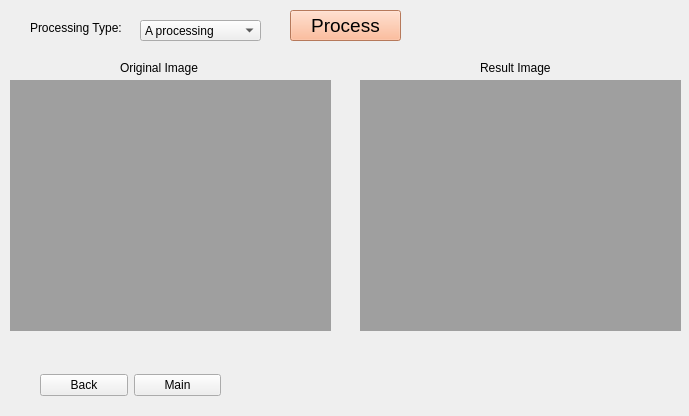
The window that s1.ui (khaleddallah/PulseProject) describes before a commit, drawn with Qt 5.
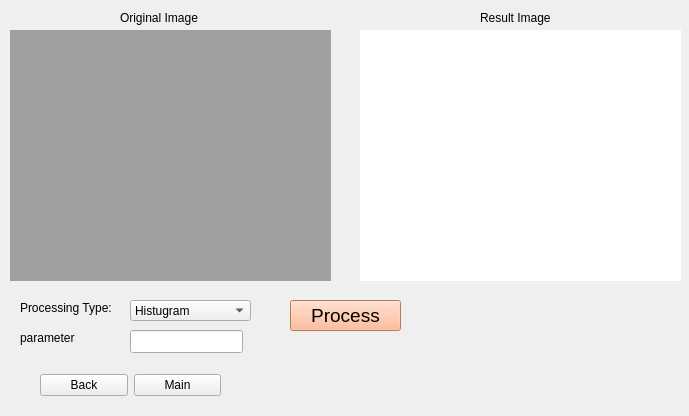
The same window after the commit. The open tabs and pages were chosen to show the change.

The edit to the form file:
```diff
--- a/s1.ui
+++ b/s1.ui
@@ -1509,7 +1509,7 @@
     <property name="geometry">
      <rect>
       <x>290</x>
-      <y>10</y>
+      <y>300</y>
       <width>111</width>
       <height>31</height>
      </rect>
@@ -1529,15 +1529,15 @@
    <widget class="QComboBox" name="ProcessingTpyeCombo8">
     <property name="geometry">
      <rect>
-      <x>140</x>
-      <y>20</y>
+      <x>130</x>
+      <y>300</y>
       <width>121</width>
       <height>21</height>
      </rect>
     </property>
     <item>
      <property name="text">
-      <string>A processing</string>
+      <string>Histugram</string>
      </property>
     </item>
     <item>
@@ -1549,8 +1549,8 @@
    <widget class="QLabel" name="ProcessingType8">
     <property name="geometry">
      <rect>
-      <x>30</x>
-      <y>20</y>
+      <x>20</x>
+      <y>300</y>
       <width>101</width>
       <height>16</height>
      </rect>
@@ -1563,7 +1563,7 @@
     <property name="geometry">
      <rect>
       <x>120</x>
-      <y>60</y>
+      <y>10</y>
       <width>91</width>
       <height>16</height>
      </rect>
@@ -1576,7 +1576,7 @@
     <property name="geometry">
      <rect>
       <x>480</x>
-      <y>60</y>
+      <y>10</y>
       <width>91</width>
       <height>16</height>
      </rect>
@@ -1615,7 +1615,7 @@
     <property name="geometry">
      <rect>
       <x>10</x>
-      <y>80</y>
+      <y>30</y>
       <width>321</width>
       <height>251</height>
      </rect>
@@ -1631,18 +1631,41 @@
     <property name="geometry">
      <rect>
       <x>360</x>
-      <y>80</y>
+      <y>30</y>
       <width>321</width>
       <height>251</height>
      </rect>
     </property>
     <property name="styleSheet">
-     <string notr="true">background-color: rgb(159, 159, 159);</string>
+     <string notr="true">background-color: rgb(255, 255, 255);</string>
     </property>
     <property name="text">
      <string/>
     </property>
    </widget>
+   <widget class="QLabel" name="ProcessingType8_2">
+    <property name="geometry">
+     <rect>
+      <x>20</x>
+      <y>330</y>
+      <width>101</width>
+      <height>16</height>
+     </rect>
+    </property>
+    <property name="text">
+     <string>parameter</string>
+    </property>
+   </widget>
+   <widget class="QLineEdit" name="lineEdit">
+    <property name="geometry">
+     <rect>
+      <x>130</x>
+      <y>330</y>
+      <width>113</width>
+      <height>23</height>
+     </rect>
+    </property>
+   </widget>
   </widget>
   <widget class="QWidget" name="PulseRecC9">
    <widget class="QPushButton" name="Next9">
```
Left out of the diff: 36 changed lines with no effect on the pictures.
